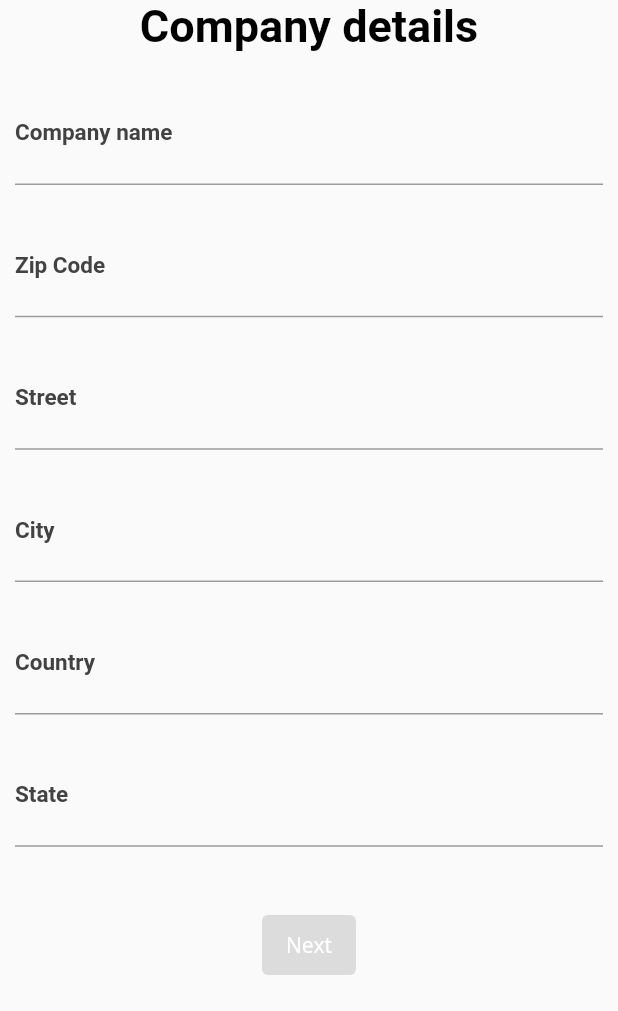
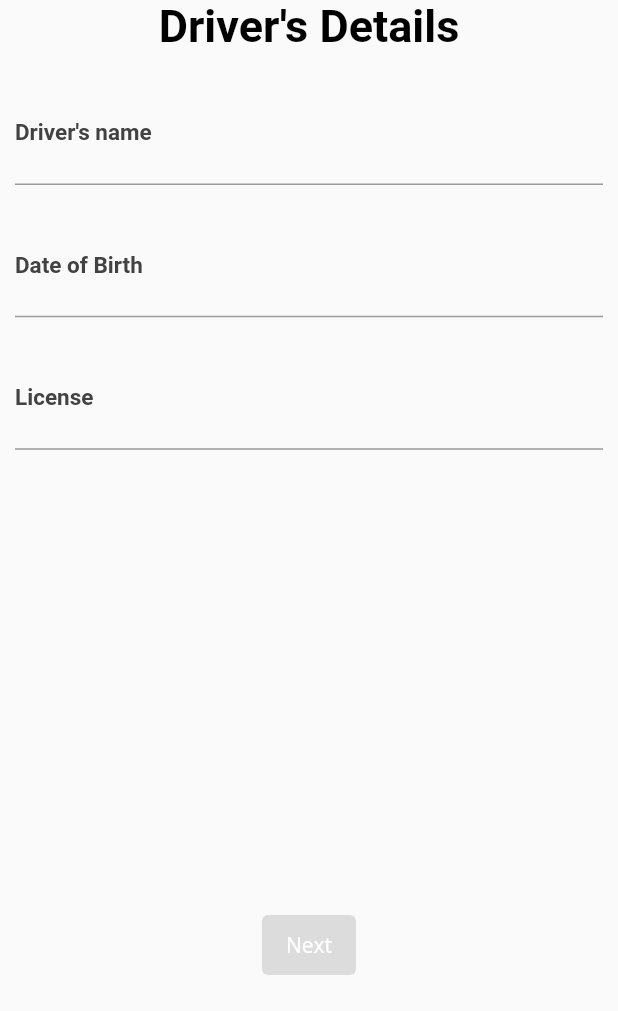
Before and after one commit to Flight552/truckassure, a Flutter app: the screen it shows after launch, on a phone screen of 412 x 824 dp, the part 225-1236 px from its top. Run offline on Flutter 3.47's test engine with Material 2 defaults, Android fonts, the phone set to English and light mode, and no system bars; our stand-ins replace google_fonts.

Commit message:
added drivers details

```diff
--- a/lib/main.dart
+++ b/lib/main.dart
@@ -1,5 +1,6 @@
 import 'package:flutter/material.dart';
 import 'package:truckassure/widgets/company_widget.dart';
+import 'package:truckassure/widgets/drivers_details_widget.dart';
 
 void main() {
   runApp(MyApp());
@@ -37,6 +38,7 @@
 class _MyHomePageState extends State<MyHomePage> {
   @override
   Widget build(BuildContext context) {
-    return Scaffold(body: SafeArea(child: CompanyWidget()));
+    return Scaffold(
+        body: SafeArea(child: /*CompanyWidget()*/ DriversDetails()));
   }
 }
--- /dev/null
+++ b/lib/models/drivers_details_data.dart
@@ -0,0 +1,7 @@
+class DriversDetailsData {
+  final String name;
+  final String dateOfBirth;
+  final String license;
+
+  DriversDetailsData({this.name, this.dateOfBirth, this.license});
+}
--- a/lib/utils/utils.dart
+++ b/lib/utils/utils.dart
@@ -1,7 +1,7 @@
 import 'package:flutter/material.dart';
 
 class Utils {
-  bool isValid(
+  bool isCompanyValid(
       String company,
       String zipcode,
       String street,
@@ -47,4 +47,16 @@
     }
     return false;
   }
+
+  bool isDriverValid(String name, String date, String license) {
+    if (name != null &&
+        name.isNotEmpty &&
+        date != null &&
+        date.isNotEmpty &&
+        license != null &&
+        license.isNotEmpty) {
+      return true;
+    }
+    return false;
+  }
 }
--- a/lib/widgets/company_widget.dart
+++ b/lib/widgets/company_widget.dart
@@ -35,7 +35,7 @@
   }
 
   bool checkFields() {
-    return _utils.isValid(
+    return _utils.isCompanyValid(
         _company.text,
         _zipcode.text,
         _street.text,
--- /dev/null
+++ b/lib/widgets/drivers_details_widget.dart
@@ -0,0 +1,99 @@
+import 'package:flutter/material.dart';
+import 'package:truckassure/utils/utils.dart';
+import 'package:truckassure/widgets/default/image_container.dart';
+import 'package:truckassure/widgets/default/text.dart';
+import 'package:truckassure/widgets/default/title_container.dart';
+import 'package:truckassure/models/drivers_details_data.dart';
+
+class DriversDetails extends StatefulWidget {
+  @override
+  State<StatefulWidget> createState() => new _DriversDetailsState();
+}
+
+class _DriversDetailsState extends State<DriversDetails> {
+  final _name = TextEditingController();
+  final _date = TextEditingController();
+  final _license = TextEditingController();
+  bool _isEnabled;
+
+  Utils _utils = Utils();
+
+  @override
+  void initState() {
+    _isEnabled = false;
+  }
+
+  bool onResultCheck() {
+    return (_utils.isDriverValid(_name.text, _date.text, _license.text));
+  }
+
+  void onSubmit() {
+    setState(() {
+      if (onResultCheck()) {
+        _isEnabled = true;
+      } else {
+        _isEnabled = false;
+      }
+    });
+  }
+
+  @override
+  Widget build(BuildContext context) {
+    return Container(
+      child: Column(children: [
+        ImageContainer(),
+        PageTitleContainer(
+          title: "Driver's Details",
+        ),
+        Expanded(
+            child: Column(
+          children: [
+            TextFieldWidget(
+              label: "Driver's name",
+              controller: _name,
+              keyboard: "text",
+              result: onSubmit,
+            ),
+            TextFieldWidget(
+              hint: "12/31/2023",
+              label: "Date of Birth",
+              controller: _date,
+              keyboard: "text",
+              result: onSubmit,
+            ),
+            TextFieldWidget(
+              label: "License",
+              controller: _license,
+              keyboard: "text",
+              result: onSubmit,
+            )
+          ],
+        )),
+        Container(
+            margin: EdgeInsets.only(bottom: 20),
+            child: ElevatedButton(
+                style: ElevatedButton.styleFrom(
+                    elevation: 4,
+                    primary: Colors.black,
+                    minimumSize: Size.square(40)),
+                onPressed: !_isEnabled
+                    ? null
+                    : () {
+                        if (onResultCheck()) {
+                          var data = DriversDetailsData(
+                              name: _name.text,
+                              dateOfBirth: _date.text,
+                              license: _license.text);
+                          print("enter");
+                        } else {
+                          print("do not enter");
+                        }
+                      },
+                child: Text(
+                  "Next",
+                  style: TextStyle(color: Colors.white),
+                )))
+      ]),
+    );
+  }
+}
```
